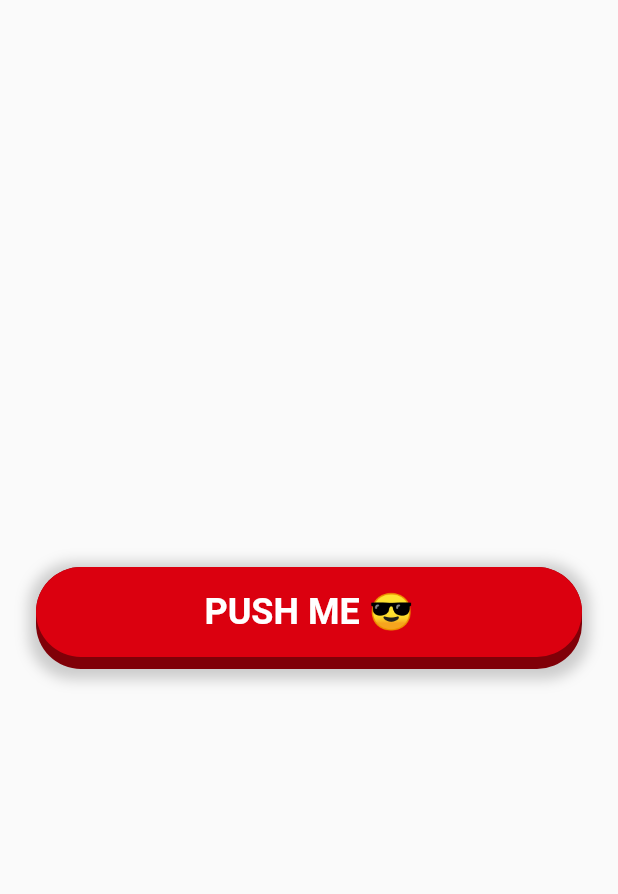
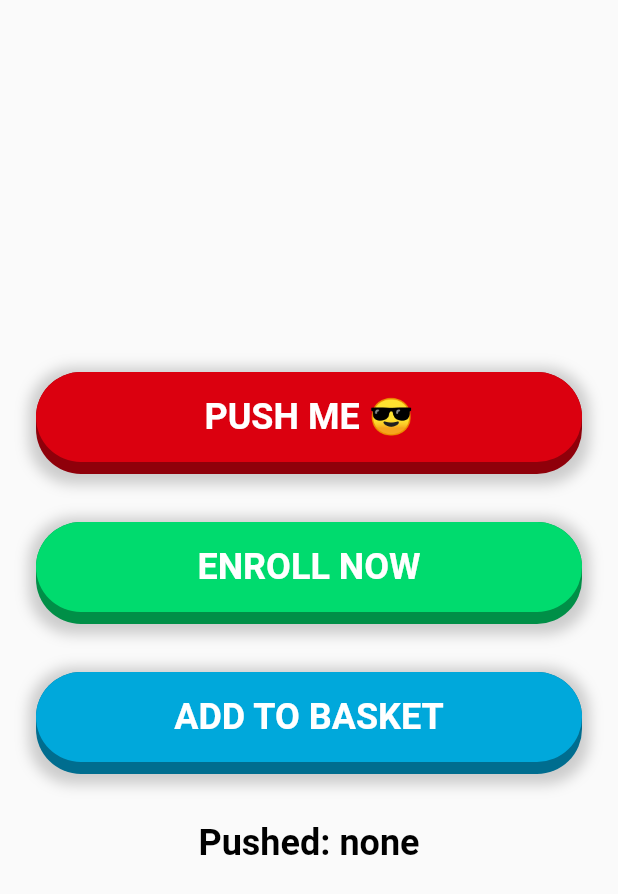
Before and after one commit to bizz84/pushable_button, a Flutter app: the screen it shows after launch, on a phone screen of 412 x 824 dp. Shown: the top 894 px of the screen. Run offline on Flutter 3.47's test engine with Material 2 defaults, Android fonts, the phone set to English and light mode, and no system bars.

Commit message:
Three example buttons

```diff
--- a/example/lib/main.dart
+++ b/example/lib/main.dart
@@ -9,42 +9,73 @@ class MyApp extends StatelessWidget {
   @override
   Widget build(BuildContext context) {
     return MaterialApp(
-      title: 'Flutter Demo',
-      theme: ThemeData(
-        primarySwatch: Colors.blue,
-      ),
+      debugShowCheckedModeBanner: false,
       home: MyHomePage(),
     );
   }
 }
 
-class MyHomePage extends StatelessWidget {
+class MyHomePage extends StatefulWidget {
+  @override
+  _MyHomePageState createState() => _MyHomePageState();
+}
+
+class _MyHomePageState extends State<MyHomePage> {
+  String _selection = 'none';
+
   @override
   Widget build(BuildContext context) {
+    final textStyle = TextStyle(
+      color: Colors.white,
+      fontSize: 24,
+      fontWeight: FontWeight.bold,
+    );
+    final shadow = BoxShadow(
+      color: Colors.grey.withOpacity(0.5),
+      spreadRadius: 5,
+      blurRadius: 7,
+      offset: Offset(0, 2),
+    );
     return Scaffold(
       body: Center(
         child: Padding(
           padding: const EdgeInsets.all(24.0),
-          child: PushableButton(
-            child: Text(
-              'PUSH ME 😎',
-              style: TextStyle(
-                color: Colors.white,
-                fontSize: 24,
-                fontWeight: FontWeight.bold,
+          child: Column(
+            mainAxisSize: MainAxisSize.min,
+            mainAxisAlignment: MainAxisAlignment.center,
+            children: [
+              PushableButton(
+                child: Text('PUSH ME 😎', style: textStyle),
+                height: 60,
+                elevation: 8,
+                hsvColor: HSVColor.fromAHSV(1.0, 356, 1.0, 0.86),
+                shadow: shadow,
+                onPressed: () => setState(() => _selection = '1'),
               ),
-            ),
-            height: 60,
-            elevation: 8,
-            topColor: HSVColor.fromAHSV(1.0, 356, 1.0, 0.86).toColor(),
-            bottomColor: HSVColor.fromAHSV(1.0, 356, 1.0, 0.5).toColor(),
-            shadow: BoxShadow(
-              color: Colors.grey.withOpacity(0.5),
-              spreadRadius: 5,
-              blurRadius: 7,
-              offset: Offset(0, 2),
-            ),
-            onPressed: () => print('PRESSED'),
+              SizedBox(height: 32),
+              PushableButton(
+                child: Text('ENROLL NOW', style: textStyle),
+                height: 60,
+                elevation: 8,
+                hsvColor: HSVColor.fromAHSV(1.0, 150, 1.0, 0.86),
+                shadow: shadow,
+                onPressed: () => setState(() => _selection = '2'),
+              ),
+              SizedBox(height: 32),
+              PushableButton(
+                child: Text('ADD TO BASKET', style: textStyle),
+                height: 60,
+                elevation: 8,
+                hsvColor: HSVColor.fromAHSV(1.0, 194, 1.0, 0.86),
+                shadow: shadow,
+                onPressed: () => setState(() => _selection = '3'),
+              ),
+              SizedBox(height: 32),
+              Text(
+                'Pushed: $_selection',
+                style: textStyle.copyWith(color: Colors.black),
+              ),
+            ],
           ),
         ),
       ),
--- a/lib/pushable_button.dart
+++ b/lib/pushable_button.dart
@@ -8,8 +8,8 @@ class PushableButton extends StatefulWidget {
   const PushableButton({
     Key? key,
     this.child,
-    required this.topColor,
-    required this.bottomColor,
+    required this.hsvColor,
+    //required this.bottomColor,
     required this.height,
     this.elevation = 8.0,
     this.shadow,
@@ -17,8 +17,8 @@ class PushableButton extends StatefulWidget {
   })  : assert(height > 0),
         super(key: key);
   final Widget? child;
-  final Color topColor;
-  final Color bottomColor;
+  final HSVColor hsvColor;
+  //final Color bottomColor;
   final double height;
   final double elevation;
   final BoxShadow? shadow;
@@ -115,6 +115,8 @@ class _PushableButtonState extends AnimationControllerState<PushableButton> {
               animation: animationController,
               builder: (context, child) {
                 final top = animationController.value * widget.elevation;
+                final hsvColor = widget.hsvColor;
+                final bottomHsvColor = hsvColor.withValue(hsvColor.value - 0.3);
                 return Stack(
                   children: [
                     // Draw bottom layer first
@@ -125,7 +127,7 @@ class _PushableButtonState extends AnimationControllerState<PushableButton> {
                       child: Container(
                         height: totalHeight - top,
                         decoration: BoxDecoration(
-                          color: widget.bottomColor,
+                          color: bottomHsvColor.toColor(),
                           boxShadow:
                               widget.shadow != null ? [widget.shadow!] : [],
                           borderRadius:
@@ -141,7 +143,7 @@ class _PushableButtonState extends AnimationControllerState<PushableButton> {
                       child: Container(
                         height: widget.height,
                         decoration: ShapeDecoration(
-                          color: widget.topColor,
+                          color: hsvColor.toColor(),
                           shape: StadiumBorder(),
                         ),
                         child: Center(child: widget.child),
```
